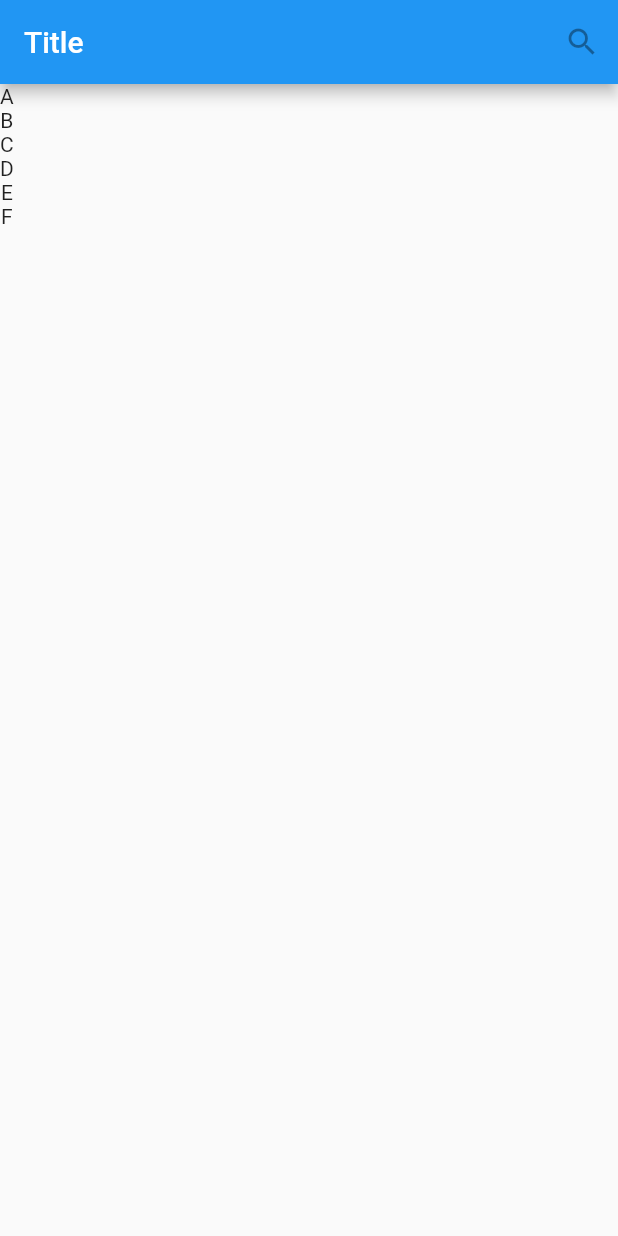
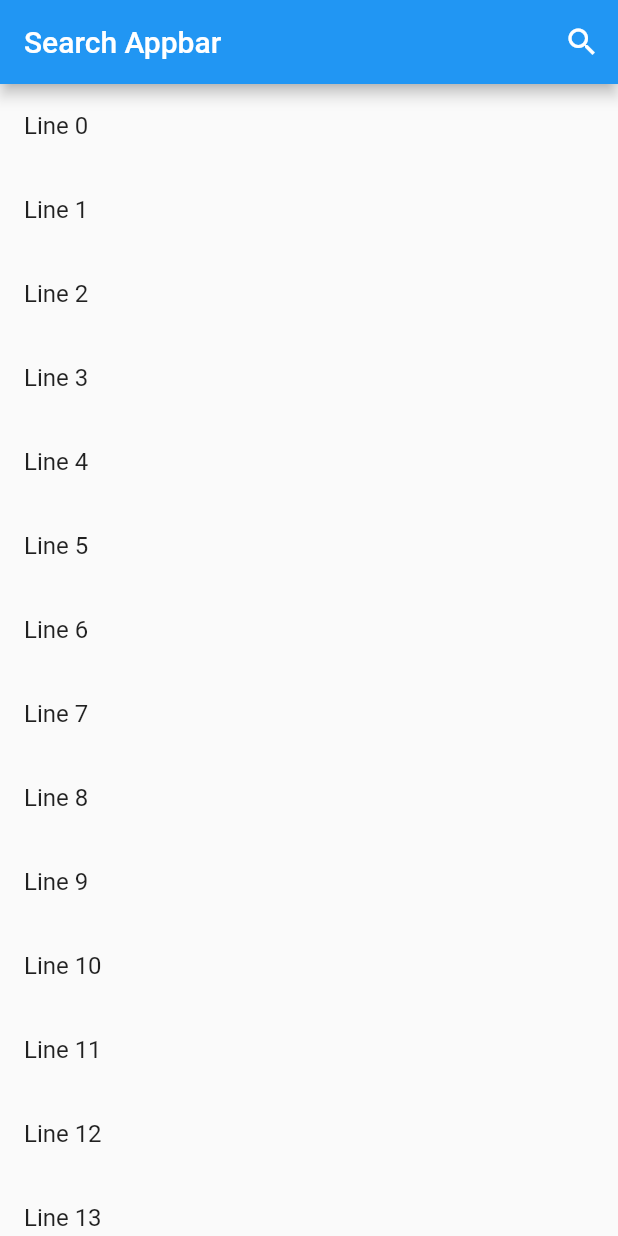
Before and after one commit to gabrielferreir/wpp-searchappbar, a Flutter app: the screen it shows after launch, on a phone screen of 412 x 824 dp. Run offline on Flutter 3.47's test engine with Material 2 defaults, Android fonts, the phone set to English and light mode, and no system bars.

```diff
--- a/lib/custom_appbar.dart
+++ b/lib/custom_appbar.dart
@@ -1,22 +1,22 @@
 import 'package:flutter/material.dart';
 import 'package:whatsapp_appbar/painter.dart';
 
-class CustomScaffold extends StatefulWidget {
+class SearchScaffold extends StatefulWidget {
   final AppBar appBar;
   final Widget body;
   final FloatingActionButton floatingActionButton;
 
-  CustomScaffold({
+  SearchScaffold({
     this.appBar,
     this.body,
     this.floatingActionButton,
   });
 
   @override
-  CustomScaffoldState createState() => CustomScaffoldState();
+  SearchScaffoldState createState() => SearchScaffoldState();
 }
 
-class CustomScaffoldState extends State<CustomScaffold>
+class SearchScaffoldState extends State<SearchScaffold>
     with TickerProviderStateMixin {
   AnimationController _controllerHeight;
   AnimationController _controllerRipple;
@@ -25,22 +25,24 @@ class CustomScaffoldState extends State<CustomScaffold>
   bool _expanded = false;
   double rippleStartX = 0;
   double rippleStartY = 0;
+  FocusNode _focusNode = FocusNode();
 
   Tween<double> _tweenHeight = Tween(
     begin: 56,
-    end: 100,
+    end: 180,
   )..chain(CurveTween(curve: Curves.elasticOut));
 
   Tween<double> _tweenRipple = Tween(
     begin: 0,
-    end: 1,
-  );
+    end: 1.1,
+  )..chain(CurveTween(curve: Curves.elasticOut));
 
   animationStatusListener(AnimationStatus animationStatus) {
     if (animationStatus == AnimationStatus.completed) {
       setState(() {
         _expanded = true;
       });
+      _focusNode.requestFocus();
     }
     if (animationStatus == AnimationStatus.reverse) {
       setState(() {
@@ -88,17 +90,16 @@ class CustomScaffoldState extends State<CustomScaffold>
   @override
   Widget build(BuildContext context) {
     return Scaffold(
-      appBar: widget.appBar != null
-          ? PreferredSize(
+      appBar: PreferredSize(
           preferredSize: Size.fromHeight(_animationHeight.value),
           child: Stack(
             children: [
               AppBar(
-                    title: Text('Title'),
+                title: Text('Search Appbar'),
                 actions: [
                   GestureDetector(
                     child: IconButton(
-                          icon: Icon(Icons.search),
+                      icon: Icon(Icons.search, color: Colors.white),
                       onPressed: null,
                     ),
                     onTapUp: onSearchTapUp,
@@ -114,30 +115,124 @@ class CustomScaffoldState extends State<CustomScaffold>
                       center: Offset(rippleStartX ?? 0, rippleStartY ?? 0),
                       radius: _animationRipple.value *
                           MediaQuery.of(context).size.width,
-                          color: Colors.grey,
+                      color: Colors.white,
                       context: context,
                     ),
                   );
                 },
               ),
               _expanded
-                      ? AppBar(
-                          backgroundColor: Colors.grey,
-                          title: Text('Expanded'),
-                          actions: [
-                            GestureDetector(
+                  ? Container(
+                      height: _animationHeight.value +
+                          MediaQuery.of(context).padding.top,
+                      child: SafeArea(
+                        child: Column(
+                          children: [
+                            TextFormField(
+                              decoration: InputDecoration(
+                                contentPadding:
+                                    new EdgeInsets.symmetric(vertical: 20.0),
+                                prefixIcon: GestureDetector(
                                   child: IconButton(
-                                icon: Icon(Icons.clear),
+                                    icon: Icon(Icons.arrow_back,
+                                        color: Colors.black38),
                                     onPressed: null,
                                   ),
                                   onTapUp: cancelSearch,
                                 ),
+                                hintText: 'Search...',
+                                enabledBorder: UnderlineInputBorder(
+                                  borderSide:
+                                      new BorderSide(color: Colors.black12),
+                                ),
+                                border: UnderlineInputBorder(
+                                  borderSide:
+                                      new BorderSide(color: Colors.black12),
+                                ),
+                                focusedBorder: UnderlineInputBorder(
+                                  borderSide:
+                                      new BorderSide(color: Colors.black12),
+                                ),
+                              ),
+                              cursorColor: Colors.black12,
+                              focusNode: _focusNode,
+                            ),
+                            Padding(
+                              padding: const EdgeInsets.all(8),
+                              child: Column(
+                                children: [
+                                  Row(
+                                    children: [
+                                      Chip(
+                                          label: Text(
+                                            'Photos',
+                                            style: TextStyle(
+                                                color: Colors.black87),
+                                          ),
+                                          avatar: Icon(Icons.photo,
+                                              size: 18, color: Colors.black54)),
+                                      SizedBox(width: 8),
+                                      Chip(
+                                          label: Text(
+                                            'Videos',
+                                            style: TextStyle(
+                                                color: Colors.black87),
+                                          ),
+                                          avatar: Icon(Icons.videocam,
+                                              size: 18, color: Colors.black54)),
+                                      SizedBox(width: 8),
+                                      Chip(
+                                          label: Text(
+                                            'Links',
+                                            style: TextStyle(
+                                                color: Colors.black87),
+                                          ),
+                                          avatar: Icon(Icons.link,
+                                              size: 18, color: Colors.black54)),
+                                      SizedBox(width: 8),
                                     ],
+                                  ),
+                                  Row(
+                                    children: [
+                                      Chip(
+                                          label: Text(
+                                            'GIFs',
+                                            style: TextStyle(
+                                                color: Colors.black87),
+                                          ),
+                                          avatar: Icon(Icons.gif,
+                                              size: 18, color: Colors.black54)),
+                                      SizedBox(width: 8),
+                                      Chip(
+                                          label: Text(
+                                            'Audio',
+                                            style: TextStyle(
+                                                color: Colors.black87),
+                                          ),
+                                          avatar: Icon(Icons.headset,
+                                              size: 18, color: Colors.black54)),
+                                      SizedBox(width: 8),
+                                      Chip(
+                                          label: Text(
+                                            'Documents',
+                                            style: TextStyle(
+                                                color: Colors.black87),
+                                          ),
+                                          avatar: Icon(Icons.insert_drive_file,
+                                              size: 18, color: Colors.black54)),
+                                      SizedBox(width: 8),
+                                    ],
+                                  ),
+                                ],
+                              ),
+                            )
+                          ],
+                        ),
+                      ),
                     )
                   : Container()
             ],
-              ))
-          : null,
+          )),
       body: widget.body,
       floatingActionButton: widget.floatingActionButton,
     );
--- a/lib/main.dart
+++ b/lib/main.dart
@@ -6,45 +6,33 @@ void main() {
 }
 
 class MyApp extends StatelessWidget {
-  // This widget is the root of your application.
   @override
   Widget build(BuildContext context) {
     return MaterialApp(
-      title: 'Flutter Demo',
+      title: 'Search Appbar',
       theme: ThemeData(
         primarySwatch: Colors.blue,
         visualDensity: VisualDensity.adaptivePlatformDensity,
       ),
-      home: MyHomePage(title: 'Flutter Demo Home Page'),
+      home: MyHomePage(),
     );
   }
 }
 
 class MyHomePage extends StatefulWidget {
-  MyHomePage({Key key, this.title}) : super(key: key);
-  final String title;
-
   @override
   _MyHomePageState createState() => _MyHomePageState();
 }
 
-class _MyHomePageState extends State<MyHomePage>  {
-
+class _MyHomePageState extends State<MyHomePage> {
   @override
   Widget build(BuildContext context) {
-    return CustomScaffold(
-      appBar: AppBar(
-        title: Text('Title'),
-      ),
-      body: Column(
-        children: [
-          Text('A'),
-          Text('B'),
-          Text('C'),
-          Text('D'),
-          Text('E'),
-          Text('F'),
-        ],
+    return SearchScaffold(
+      body: ListView.builder(
+        itemBuilder: (context, index) => ListTile(
+          title: Text('Line $index'),
+        ),
+        itemCount: 32,
       ),
     );
   }
--- a/lib/main_bkp.dart
+++ /dev/null
@@ -1,87 +0,0 @@
-import 'package:flutter/material.dart';
-
-void main() {
-  runApp(MyApp());
-}
-
-class MyApp extends StatelessWidget {
-  // This widget is the root of your application.
-  @override
-  Widget build(BuildContext context) {
-    return MaterialApp(
-      title: 'Flutter Demo',
-      theme: ThemeData(
-        primarySwatch: Colors.blue,
-        visualDensity: VisualDensity.adaptivePlatformDensity,
-      ),
-      home: MyHomePage(title: 'Flutter Demo Home Page'),
-    );
-  }
-}
-
-class MyHomePage extends StatefulWidget {
-  MyHomePage({Key key, this.title}) : super(key: key);
-  final String title;
-
-  @override
-  _MyHomePageState createState() => _MyHomePageState();
-}
-
-class _MyHomePageState extends State<MyHomePage>
-    with SingleTickerProviderStateMixin {
-  AnimationController _controller;
-  Animation _animation;
-  bool _expanded = false;
-
-  Tween<double> _tween = Tween(
-    begin: 56,
-    end: 100,
-  )..chain(CurveTween(curve: Curves.elasticOut));
-
-  @override
-  void initState() {
-    _controller =
-        AnimationController(vsync: this, duration: Duration(milliseconds: 180));
-    _animation = _tween.animate(_controller)
-      ..addListener(() {
-        setState(() {});
-      });
-    super.initState();
-  }
-
-  @override
-  void dispose() {
-    _controller.dispose();
-    super.dispose();
-  }
-
-  void _incrementCounter() {
-    setState(() {
-      if (_expanded) {
-        _controller.reverse();
-        _expanded = false;
-      } else {
-        _controller.forward();
-        _expanded = true;
-      }
-    });
-  }
-
-  @override
-  Widget build(BuildContext context) {
-    return Scaffold(
-      appBar: PreferredSize(
-          preferredSize: Size.fromHeight(_animation.value),
-          child: AppBar(
-            title: Text('Title'),
-            automaticallyImplyLeading: false, // hides leading widget
-          )),
-      body: Center(),
-      floatingActionButton: FloatingActionButton(
-        onPressed: _incrementCounter,
-        tooltip: 'Increment',
-        child: Icon(Icons.add),
-      ),
-    );
-  }
-}
```
Also changed, not shown: lib/painter.dart (+8 -3 lines), screenshot.gif (added), 1 other file. Lines whose indentation alone changed are shown as unchanged.
